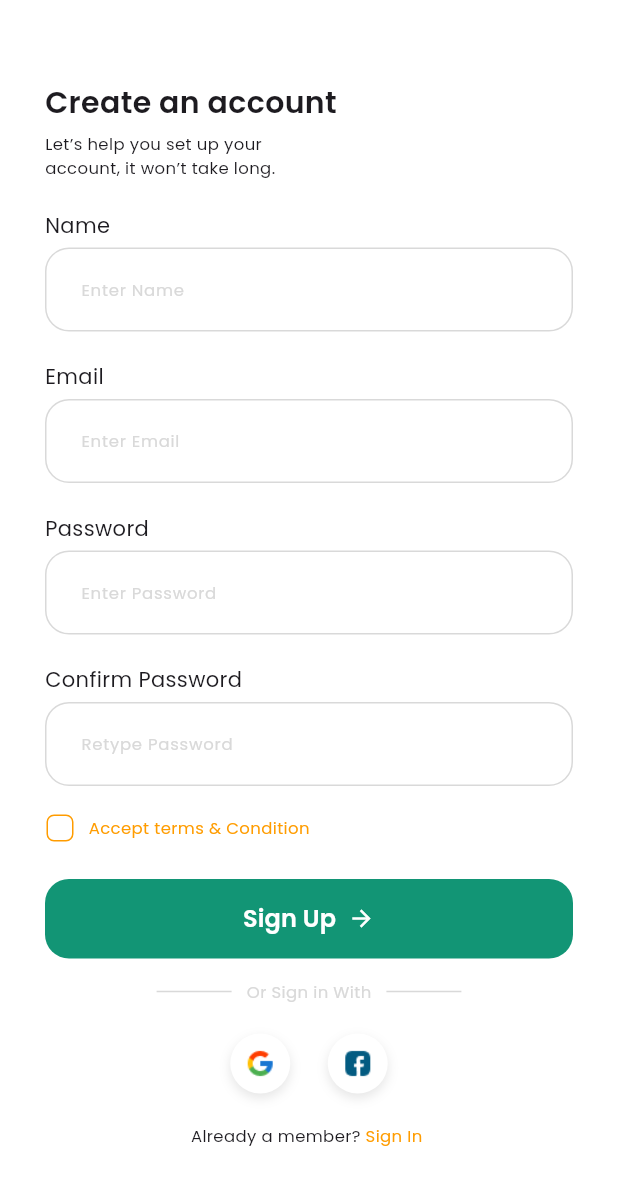
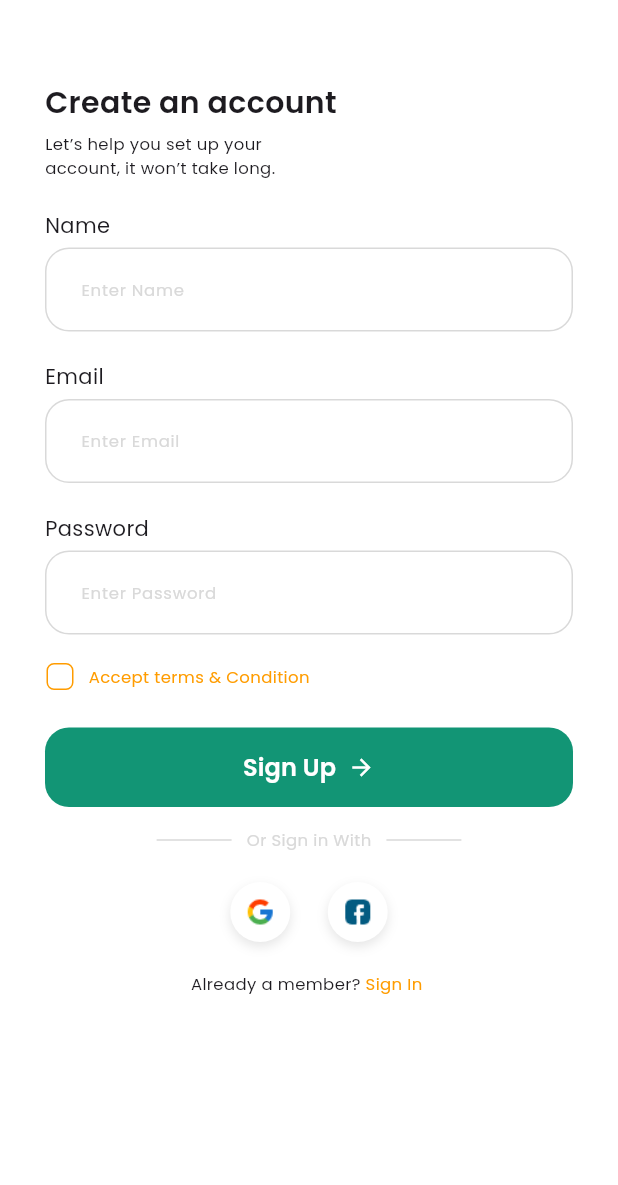
Before and after one commit to mhdiorevansa/food_recipes, a Flutter app: the SignUpPage widget shown alone on an empty page, opened directly, on a phone screen of 412 x 824 dp. Shown: the top 1185 px of the screen. Run offline on Flutter 3.47's test engine with Material 3 defaults, Android fonts, the phone set to English and light mode, and no system bars; our stand-ins replace gap, google_fonts.

Commit message:
update sign up page

```diff
--- a/lib/ui/pages/sign_up_page.dart
+++ b/lib/ui/pages/sign_up_page.dart
@@ -44,12 +44,6 @@ class SignUpPage extends StatelessWidget {
             InputWidget(
               lable: 'Password',
               placeholder: 'Enter Password',
-              isPassword: true,
-            ),
-            Gap(20),
-            InputWidget(
-              lable: 'Confirm Password',
-              placeholder: 'Retype Password',
               isPassword: true,
             ),
             Gap(20),
```
